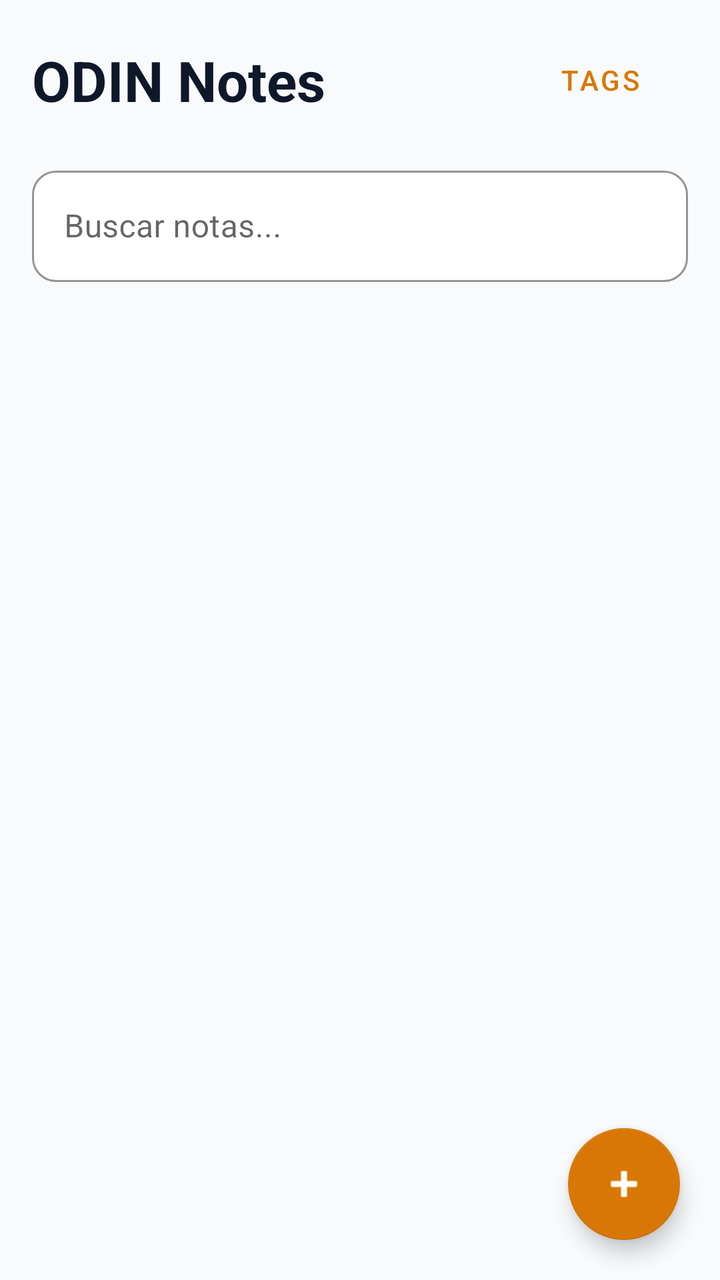
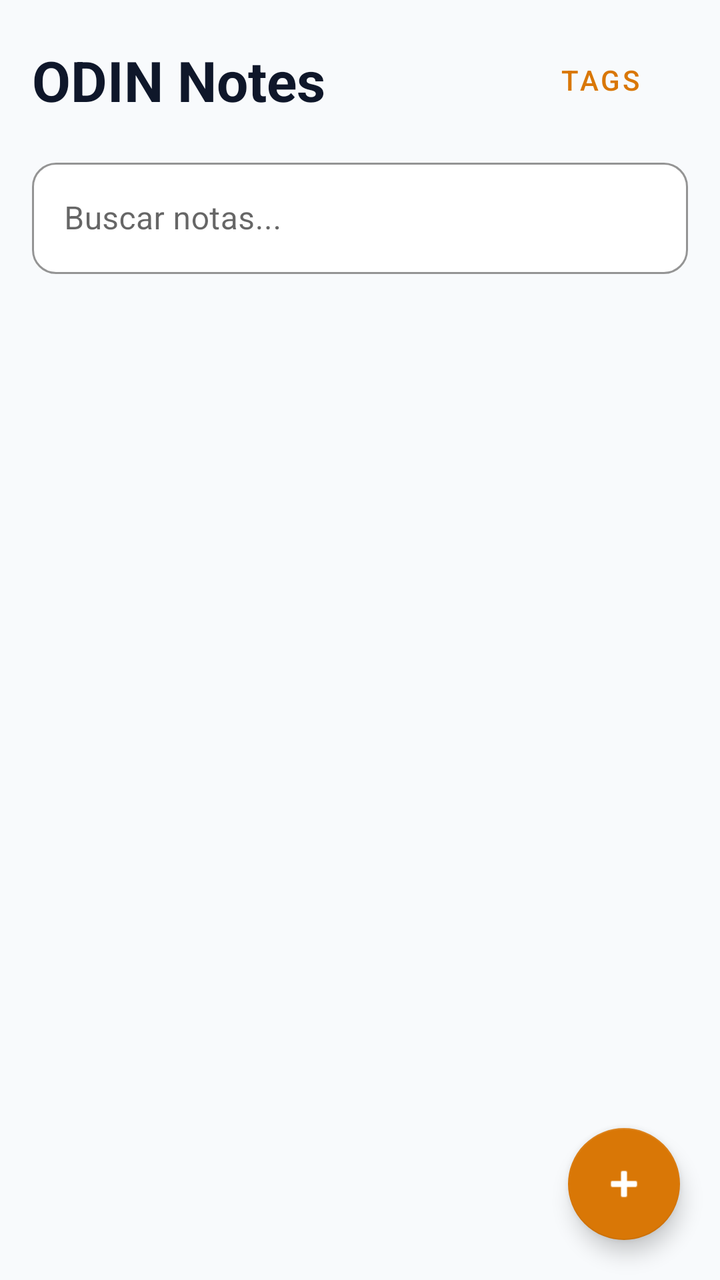

Screens rendered from an Android XML layout before and after an edit, with the pre-edit source and the edit as a unified diff.
<!-- AndroidManifest.xml: activity theme Theme.ODIN -->
<!-- res/layout/activity_main.xml -->
<?xml version="1.0" encoding="utf-8"?>
<androidx.coordinatorlayout.widget.CoordinatorLayout
    xmlns:android="http://schemas.android.com/apk/res/android"
    xmlns:app="http://schemas.android.com/apk/res-auto"
    android:layout_width="match_parent"
    android:layout_height="match_parent"
    android:background="@color/odin_background">

    <LinearLayout
        android:layout_width="match_parent"
        android:layout_height="match_parent"
        android:orientation="vertical"
        android:padding="16dp">

        
        <RelativeLayout
            android:layout_width="match_parent"
            android:layout_height="wrap_content"
            android:layout_marginBottom="16dp">

            <TextView
                android:id="@+id/tvAppTitle"
                android:layout_width="wrap_content"
                android:layout_height="wrap_content"
                android:layout_alignParentStart="true"
                android:layout_centerVertical="true"
                android:text="@string/app_name"
                android:textColor="@color/odin_text_primary"
                android:textSize="28sp"
                android:textStyle="bold" />

            <com.google.android.material.button.MaterialButton
                android:id="@+id/btnManageTags"
                style="@style/Widget.MaterialComponents.Button.TextButton"
                android:layout_width="wrap_content"
                android:layout_height="wrap_content"
                android:layout_alignParentEnd="true"
                android:text="Tags"
                android:textColor="@color/odin_primary" />
        </RelativeLayout>

        
        <com.google.android.material.textfield.TextInputLayout
            style="@style/Widget.MaterialComponents.TextInputLayout.OutlinedBox"
            android:layout_width="match_parent"
            android:layout_height="wrap_content"
            app:boxBackgroundColor="@color/odin_surface"
            app:boxCornerRadiusBottomEnd="12dp"
            app:boxCornerRadiusBottomStart="12dp"
            app:boxCornerRadiusTopEnd="12dp"
            app:boxCornerRadiusTopStart="12dp"
            app:boxStrokeColor="@color/odin_surface_variant"
            app:hintTextColor="@color/odin_text_secondary">

            <com.google.android.material.textfield.TextInputEditText
                android:id="@+id/etSearch"
                android:layout_width="match_parent"
                android:layout_height="wrap_content"
                android:hint="Buscar notas..."
                android:textColor="@color/odin_text_primary"
                android:textColorHint="@color/odin_text_secondary" />
        </com.google.android.material.textfield.TextInputLayout>

        
        <HorizontalScrollView
            android:layout_width="match_parent"
            android:layout_height="wrap_content"
            android:layout_marginTop="12dp"
            android:scrollbars="none">

            <com.google.android.material.chip.ChipGroup
                android:id="@+id/cgFilterTags"
                android:layout_width="wrap_content"
                android:layout_height="wrap_content"
                app:singleLine="true"
                app:singleSelection="true" />
        </HorizontalScrollView>

        
        <androidx.recyclerview.widget.RecyclerView
            android:id="@+id/rvNotes"
            android:layout_width="match_parent"
            android:layout_height="0dp"
            android:layout_marginTop="12dp"
            android:layout_weight="1"
            android:clipToPadding="false"
            android:paddingBottom="80dp" />

    </LinearLayout>

    
    <com.google.android.material.floatingactionbutton.FloatingActionButton
        android:id="@+id/fabAddNote"
        android:layout_width="wrap_content"
        android:layout_height="wrap_content"
        android:layout_gravity="bottom|end"
        android:layout_margin="20dp"
        android:contentDescription="Nova Nota"
        android:src="@android:drawable/ic_input_add"
        app:backgroundTint="@color/odin_gold"
        app:tint="@color/odin_on_primary" />

</androidx.coordinatorlayout.widget.CoordinatorLayout>
<!-- resources referenced by this layout -->
<resources>
  <color name="odin_background">#F8FAFC</color>
  <color name="odin_gold">#D97706</color>
  <color name="odin_on_primary">#FFFFFF</color>
  <color name="odin_primary">#D97706</color>
  <color name="odin_surface">#FFFFFF</color>
  <color name="odin_surface_variant">#E2E8F0</color>
  <color name="odin_text_primary">#0F172A</color>
  <color name="odin_text_secondary">#64748B</color>
  <string name="app_name">ODIN Notes</string>
  <style name="Theme.ODIN" parent="Theme.MaterialComponents.DayNight.NoActionBar">
          
          <item name="colorPrimary">@color/odin_primary</item>
          <item name="colorOnPrimary">@color/odin_on_primary</item>
  
          
          <item name="android:colorBackground">@color/odin_background</item>
          <item name="colorSurface">@color/odin_surface</item>
  
          
          <item name="android:statusBarColor">@color/odin_background</item>
          <item name="android:windowLightStatusBar">true</item>
          <item name="android:navigationBarColor">@color/odin_background</item>
      </style>
</resources>

<!-- the commit's change to res/layout/activity_main.xml (unified diff, before → after) -->
@@ -6,89 +6,136 @@
     android:layout_height="match_parent"
     android:background="@color/odin_background">
 
-    <LinearLayout
+    <com.google.android.material.appbar.AppBarLayout
+        android:id="@+id/appBarLayout"
+        android:layout_width="match_parent"
+        android:layout_height="wrap_content"
+        android:background="@color/odin_background"
+        app:elevation="0dp">
+
+        <LinearLayout
+            android:layout_width="match_parent"
+            android:layout_height="wrap_content"
+            android:orientation="vertical"
+            android:paddingStart="16dp"
+            android:paddingTop="16dp"
+            android:paddingEnd="16dp"
+            app:layout_scrollFlags="scroll|enterAlways|snap">
+
+            <RelativeLayout
+                android:layout_width="match_parent"
+                android:layout_height="wrap_content"
+                android:layout_marginBottom="12dp">
+
+                <TextView
+                    android:id="@+id/tvAppTitle"
+                    android:layout_width="wrap_content"
+                    android:layout_height="wrap_content"
+                    android:layout_alignParentStart="true"
+                    android:layout_centerVertical="true"
+                    android:text="@string/app_name"
+                    android:textColor="@color/odin_text_primary"
+                    android:textSize="28sp"
+                    android:textStyle="bold" />
+
+                <com.google.android.material.button.MaterialButton
+                    android:id="@+id/btnManageTags"
+                    style="@style/Widget.MaterialComponents.Button.TextButton"
+                    android:layout_width="wrap_content"
+                    android:layout_height="wrap_content"
+                    android:layout_alignParentEnd="true"
+                    android:text="Tags"
+                    android:textColor="@color/odin_primary" />
+            </RelativeLayout>
+
+            <com.google.android.material.textfield.TextInputLayout
+                style="@style/Widget.MaterialComponents.TextInputLayout.OutlinedBox"
+                android:layout_width="match_parent"
+                android:layout_height="wrap_content"
+                app:boxBackgroundColor="@color/odin_surface"
+                app:boxCornerRadiusBottomEnd="12dp"
+                app:boxCornerRadiusBottomStart="12dp"
+                app:boxCornerRadiusTopEnd="12dp"
+                app:boxCornerRadiusTopStart="12dp"
+                app:boxStrokeColor="@color/odin_surface_variant"
+                app:hintTextColor="@color/odin_text_secondary">
+
+                <com.google.android.material.textfield.TextInputEditText
+                    android:id="@+id/etSearch"
+                    android:layout_width="match_parent"
+                    android:layout_height="wrap_content"
+                    android:hint="Buscar notas..."
+                    android:textColor="@color/odin_text_primary"
+                    android:textColorHint="@color/odin_text_secondary" />
+            </com.google.android.material.textfield.TextInputLayout>
+
+            <HorizontalScrollView
+                android:layout_width="match_parent"
+                android:layout_height="wrap_content"
+                android:layout_marginTop="12dp"
+                android:layout_marginBottom="8dp"
+                android:scrollbars="none">
+
+                <com.google.android.material.chip.ChipGroup
+                    android:id="@+id/cgFilterTags"
+                    android:layout_width="wrap_content"
+                    android:layout_height="wrap_content"
+                    app:singleLine="true"
+                    app:singleSelection="true" />
+            </HorizontalScrollView>
+
+        </LinearLayout>
+
+    </com.google.android.material.appbar.AppBarLayout>
+
+    <androidx.recyclerview.widget.RecyclerView
+        android:id="@+id/rvNotes"
         android:layout_width="match_parent"
         android:layout_height="match_parent"
+        android:clipToPadding="false"
+        android:paddingStart="10dp"
+        android:paddingTop="8dp"
+        android:paddingEnd="10dp"
+        android:paddingBottom="80dp"
+        app:layout_behavior="@string/appbar_scrolling_view_behavior" />
+
+    <LinearLayout
+        android:id="@+id/llEmptyState"
+        android:layout_width="wrap_content"
+        android:layout_height="wrap_content"
+        android:layout_gravity="center"
+        android:gravity="center"
         android:orientation="vertical"
-        android:padding="16dp">
+        android:padding="24dp"
+        android:visibility="gone">
 
-        
-        <RelativeLayout
-            android:layout_width="match_parent"
+        <TextView
+            android:id="@+id/tvEmptyIcon"
+            android:layout_width="wrap_content"
             android:layout_height="wrap_content"
-            android:layout_marginBottom="16dp">
+            android:text="📜"
+            android:textSize="48sp" />
 
-            <TextView
-                android:id="@+id/tvAppTitle"
-                android:layout_width="wrap_content"
-                android:layout_height="wrap_content"
-                android:layout_alignParentStart="true"
-                android:layout_centerVertical="true"
-                android:text="@string/app_name"
-                android:textColor="@color/odin_text_primary"
-                android:textSize="28sp"
-                android:textStyle="bold" />
-
-            <com.google.android.material.button.MaterialButton
-                android:id="@+id/btnManageTags"
-                style="@style/Widget.MaterialComponents.Button.TextButton"
-                android:layout_width="wrap_content"
-                android:layout_height="wrap_content"
-                android:layout_alignParentEnd="true"
-                android:text="Tags"
-                android:textColor="@color/odin_primary" />
-        </RelativeLayout>
-
-        
-        <com.google.android.material.textfield.TextInputLayout
-            style="@style/Widget.MaterialComponents.TextInputLayout.OutlinedBox"
-            android:layout_width="match_parent"
-            android:layout_height="wrap_content"
-            app:boxBackgroundColor="@color/odin_surface"
-            app:boxCornerRadiusBottomEnd="12dp"
-            app:boxCornerRadiusBottomStart="12dp"
-            app:boxCornerRadiusTopEnd="12dp"
-            app:boxCornerRadiusTopStart="12dp"
-            app:boxStrokeColor="@color/odin_surface_variant"
-            app:hintTextColor="@color/odin_text_secondary">
-
-            <com.google.android.material.textfield.TextInputEditText
-                android:id="@+id/etSearch"
-                android:layout_width="match_parent"
-                android:layout_height="wrap_content"
-                android:hint="Buscar notas..."
-                android:textColor="@color/odin_text_primary"
-                android:textColorHint="@color/odin_text_secondary" />
-        </com.google.android.material.textfield.TextInputLayout>
-
-        
-        <HorizontalScrollView
-            android:layout_width="match_parent"
+        <TextView
+            android:id="@+id/tvEmptyTitle"
+            android:layout_width="wrap_content"
             android:layout_height="wrap_content"
             android:layout_marginTop="12dp"
-            android:scrollbars="none">
+            android:text="Nenhuma anotação encontrada"
+            android:textColor="@color/odin_text_primary"
+            android:textSize="16sp"
+            android:textStyle="bold" />
 
-            <com.google.android.material.chip.ChipGroup
-                android:id="@+id/cgFilterTags"
-                android:layout_width="wrap_content"
-                android:layout_height="wrap_content"
-                app:singleLine="true"
-                app:singleSelection="true" />
-        </HorizontalScrollView>
-
-        
-        <androidx.recyclerview.widget.RecyclerView
-            android:id="@+id/rvNotes"
-            android:layout_width="match_parent"
-            android:layout_height="0dp"
-            android:layout_marginTop="12dp"
-            android:layout_weight="1"
-            android:clipToPadding="false"
-            android:paddingBottom="80dp" />
-
+        <TextView
+            android:id="@+id/tvEmptySubtitle"
+            android:layout_width="wrap_content"
+            android:layout_height="wrap_content"
+            android:layout_marginTop="4dp"
+            android:text="Toque no botão + para criar sua primeira nota"
+            android:textColor="@color/odin_text_secondary"
+            android:textSize="13sp" />
     </LinearLayout>
 
-    
     <com.google.android.material.floatingactionbutton.FloatingActionButton
         android:id="@+id/fabAddNote"
         android:layout_width="wrap_content"
